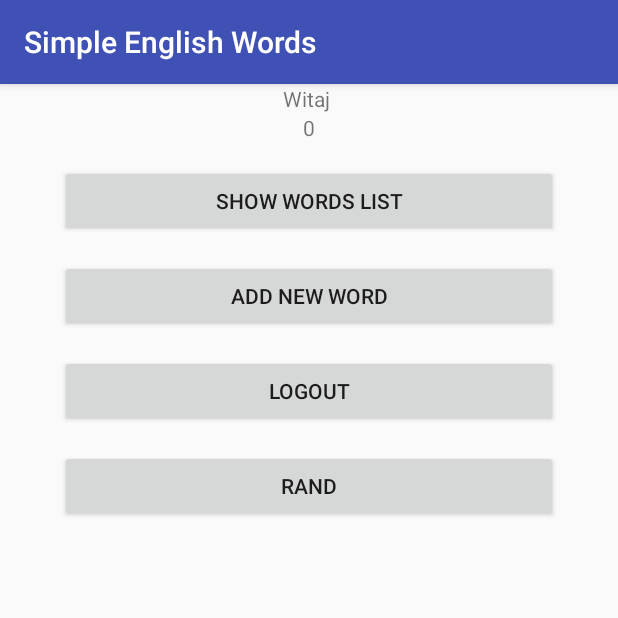
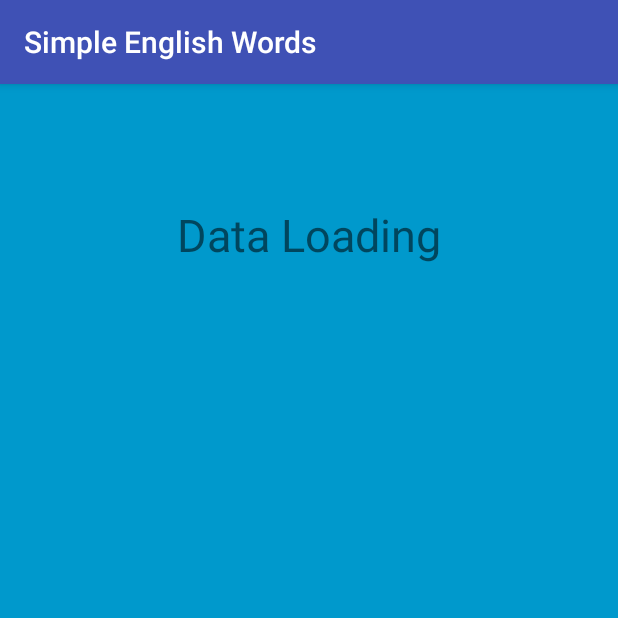
Before and after one commit to KakiriDev/Simple-English-Words, an Android app: the screen it shows after launch once a user with an empty profile is signed in (MainView before the commit, DataLoading after it), on a phone screen of 412 x 824 dp, the top half of it. Run offline under Robolectric (Android 15) with nearby library versions, the phone set to English and light mode, and no system bars; our stand-ins replace Firebase (no records; nobody signed in at launch, a user with empty details on screens opened directly); 2 statements that could not run were skipped.

Commit message:
Data Loader - uncomplited

```diff
--- a/app/src/main/AndroidManifest.xml
+++ b/app/src/main/AndroidManifest.xml
@@ -16,17 +16,15 @@
         <activity
             android:name=".AddNewWord.AddWordView"
             android:windowSoftInputMode="adjustResize" />
-        <activity android:name=".KnowWords.RandW">
-
-        </activity>
+        <activity android:name=".KnowWords.RandW"></activity>
         <activity android:name=".LoginView.LoginView">
             <intent-filter>
                 <action android:name="android.intent.action.MAIN" />
 
                 <category android:name="android.intent.category.LAUNCHER" />
             </intent-filter>
-
         </activity>
+        <activity android:name=".DataLoading"></activity>
     </application>
 
 </manifest>
--- a/app/src/main/java/com/kakiridev/simpleenglishwords/Constatus.java
+++ b/app/src/main/java/com/kakiridev/simpleenglishwords/Constatus.java
@@ -1,76 +1,12 @@
 package com.kakiridev.simpleenglishwords;
-
-import android.util.Log;
-
-import com.google.firebase.database.DataSnapshot;
-import com.google.firebase.database.DatabaseError;
-import com.google.firebase.database.DatabaseReference;
-import com.google.firebase.database.ValueEventListener;
 
 import java.util.ArrayList;
 
 public class Constatus {
-    public static boolean INITIALIZED_LISTENERS = false;
-    public static ArrayList<User> USER_LIST = new ArrayList<User>();
-    public static ArrayList<Word> WORD_LIST = new ArrayList<Word>();
-    public static ArrayList<Word> WORD_UNCOMPLITED_LIST = new ArrayList<Word>();
+    public static User LOGGED_USER = new User();  /** actually logged user **/
+    public static ArrayList<User> USER_LIST = new ArrayList<User>(); /** list of users **/
+    public static ArrayList<Word> WORD_LIST = new ArrayList<Word>(); /** list of all words **/
+    public static ArrayList<Word> WORD_UNCOMPLITED_LIST = new ArrayList<Word>(); /** list of untranslated words **/
     public static ArrayList<Word> KNOWN_WORD_LIST = new ArrayList<Word>();
     public static ArrayList<Word> UNKNOWN_WORD_LIST = new ArrayList<Word>();
-
-    public void getUsersListener(){
-        Log.d("FB", "getUsers started");
-        DatabaseReference ref = com.google.firebase.database.FirebaseDatabase.getInstance().getReference().child("Users");
-        ref.addValueEventListener(new ValueEventListener() {
-            @Override
-            public void onDataChange(DataSnapshot dataSnapshot) {
-                for (DataSnapshot dsp : dataSnapshot.getChildren()) {
-                    if (dataSnapshot.getChildren() != null) {
-                        String taskId = dsp.getKey().toString();
-                        if (dataSnapshot.child(taskId).getChildren() != null) {
-                            User userDB = dataSnapshot.child(taskId).getValue(User.class);
-                            Constatus.USER_LIST.add(userDB);
-                        }
-                    }
-                }
-                Log.d("FB", "getUsers finished, count of users: " + Constatus.USER_LIST.size() );
-            }
-
-            @Override
-            public void onCancelled(DatabaseError databaseError) {
-
-            }
-        });
-    }
-
-    public void getWordsListener() {
-        Log.d("FB", "getWords started");
-        DatabaseReference mDatabaseWords = com.google.firebase.database.FirebaseDatabase.getInstance().getReference().child("Words");
-        mDatabaseWords.addValueEventListener(new ValueEventListener() {
-            @Override
-            public void onDataChange(DataSnapshot dataSnapshot) {
-                for (DataSnapshot dsp : dataSnapshot.getChildren()) {
-                    if (dataSnapshot.getChildren() != null) {
-                        String taskId = dsp.getKey().toString();
-                        if (dataSnapshot.child(taskId).getChildren() != null) {
-                            Word wordDB = dataSnapshot.child(taskId).getValue(Word.class);
-
-                            if(wordDB.getmNazwaPl().equals("")){
-                                Constatus.WORD_UNCOMPLITED_LIST.add(wordDB);
-                            }
-                            Constatus.WORD_LIST.add(wordDB);
-                        }
-                    }
-                }
-                Log.d("FB", "getWords finished, count of words: " + Constatus.WORD_LIST.size() + ", Uncomplited: " + Constatus.WORD_UNCOMPLITED_LIST.size());
-            }
-
-            @Override
-            public void onCancelled(DatabaseError databaseError) {
-
-            }
-
-        });
-    }
-
-
 }
--- /dev/null
+++ b/app/src/main/java/com/kakiridev/simpleenglishwords/DataLoading.java
@@ -0,0 +1,267 @@
+package com.kakiridev.simpleenglishwords;
+
+import android.content.Intent;
+import android.support.v7.app.AppCompatActivity;
+import android.os.Bundle;
+import android.util.Log;
+import android.view.View;
+import android.widget.TextView;
+
+import com.google.firebase.database.DataSnapshot;
+import com.google.firebase.database.DatabaseError;
+import com.google.firebase.database.DatabaseReference;
+import com.google.firebase.database.ValueEventListener;
+
+import java.util.Random;
+
+public class DataLoading extends AppCompatActivity {
+    TextView load1, load2, load3, load4, load5, load6;
+
+    @Override
+    protected void onCreate(Bundle savedInstanceState) {
+        super.onCreate(savedInstanceState);
+        setContentView(R.layout.activity_data_loading);
+
+        textViewLoading();
+
+
+
+        checkLoadingDataFinish("");
+    }
+
+    public void textViewLoading(){
+        load1 = findViewById(R.id.load1);
+        load2 = findViewById(R.id.load2);
+        load3 = findViewById(R.id.load3);
+        load4 = findViewById(R.id.load4);
+        load5 = findViewById(R.id.load5);
+        load6 = findViewById(R.id.load6);
+    }
+
+    public void checkLoadingDataFinish(String status) {
+        switch (status) {
+            default:
+                loadUsers();
+                break; //TODO DONE
+            case "usersLoaded":
+                loadWords();
+                break; //TODO DONE
+            case "wordsLoaded":
+                getKnownWordsListener();
+                break;
+            case "":
+                loadKnownAndUnknownWords();
+                break;
+        }
+    }
+
+    //TODO DONE load1
+    public void loadUsers() {
+        load1.setText("Users Loading...");
+        load1.setVisibility(View.VISIBLE);
+        DatabaseReference ref = com.google.firebase.database.FirebaseDatabase.getInstance().getReference().child("Users");
+        ref.addValueEventListener(new ValueEventListener() {
+            @Override
+            public void onDataChange(DataSnapshot dataSnapshot) {
+
+                for (DataSnapshot dsp : dataSnapshot.getChildren()) {
+                    if (dataSnapshot.getChildren() != null) {
+                        String taskId = dsp.getKey().toString();
+                        if (dataSnapshot.child(taskId).getChildren() != null) {
+                            User userDB = dataSnapshot.child(taskId).getValue(User.class);
+                            Constatus.USER_LIST.add(userDB);
+                        }
+                    }
+                }
+
+                if ((Constatus.USER_LIST.isEmpty())) {
+                    load1.setText("0 Users Loaded");
+                } else {
+                    load1.setText(Constatus.USER_LIST.size() + " Users Loaded");
+                }
+                checkLoadingDataFinish("usersLoaded");
+
+            }
+
+            @Override
+            public void onCancelled(DatabaseError databaseError) {
+
+            }
+        });
+    }
+
+    //TODO DONE load2, load3
+    public void loadWords() {
+        load2.setText("Words Loading...");
+        load3.setText("Uncomplited Words Loading...");
+        load2.setVisibility(View.VISIBLE);
+        load3.setVisibility(View.VISIBLE);
+
+        DatabaseReference mDatabaseWords = com.google.firebase.database.FirebaseDatabase.getInstance().getReference().child("Words");
+        mDatabaseWords.addValueEventListener(new ValueEventListener() {
+            @Override
+            public void onDataChange(DataSnapshot dataSnapshot) {
+                for (DataSnapshot dsp : dataSnapshot.getChildren()) {
+                    if (dataSnapshot.getChildren() != null) {
+                        String taskId = dsp.getKey().toString();
+                        if (dataSnapshot.child(taskId).getChildren() != null) {
+                            Word wordDB = dataSnapshot.child(taskId).getValue(Word.class);
+
+                            if (wordDB.getmNazwaPl().equals("")) {
+                                Constatus.WORD_UNCOMPLITED_LIST.add(wordDB);
+                            }
+                            Constatus.WORD_LIST.add(wordDB);
+                        }
+                    }
+                }
+
+                if ((Constatus.USER_LIST.isEmpty())) {
+                    load2.setText("0 Words Loaded");
+                } else {
+                    load2.setText(Constatus.WORD_LIST.size() + " Words Loaded");
+                }
+                if ((Constatus.USER_LIST.isEmpty())) {
+                    load3.setText("0 Words Loaded");
+                } else {
+                    load3.setText(Constatus.WORD_LIST.size() + " Words Loaded");
+                }
+
+                checkLoadingDataFinish("wordsLoaded");
+            }
+
+            @Override
+            public void onCancelled(DatabaseError databaseError) {
+
+            }
+
+        });
+    }
+
+
+    //TODO
+    public boolean isKnownWords(KnownWord knownWord){
+
+        if (Constatus.UNKNOWN_WORD_LIST.isEmpty()){
+            return false;
+        } else if (Constatus.UNKNOWN_WORD_LIST.contains(knownWord)){
+            Constatus.UNKNOWN_WORD_LIST.remove(knownWord);
+            Constatus.KNOWN_WORD_LIST.add(knownWord);
+            return true;
+        }
+
+    return false;
+    }
+
+    //TODO
+    public KnownWord randNewWord() {
+        KnownWord knownWord = new KnownWord();
+        if (Constatus.WORD_LIST.size() > 0) {
+            int listSize = Constatus.WORD_LIST.size();
+            Random rand = new Random();
+            int randWord = rand.nextInt(listSize);
+
+            knownWord.setmId(Constatus.WORD_LIST.get(randWord).getmId());
+            knownWord.setmCategory(Constatus.WORD_LIST.get(randWord).getmCategory());
+            knownWord.setmNazwaEn(Constatus.WORD_LIST.get(randWord).getmNazwaEn());
+            knownWord.setmNazwaPl(Constatus.WORD_LIST.get(randWord).getmNazwaPl());
+            knownWord.setmScore(0);
+            if (isKnownWords(knownWord)){
+                return knownWord;
+            }
+        }
+        return null;
+    }
+
+    //TODO <<---
+    public void loadKnownAndUnknownWords() {
+        Log.d("FB", "getOrCreateUncomplitedWordsList started");
+        DatabaseReference ref = com.google.firebase.database.FirebaseDatabase.getInstance().getReference().child("Users").child(Constatus.LOGGED_USER.getUserId());
+        ref.addValueEventListener(new ValueEventListener() {
+            @Override
+            public void onDataChange(DataSnapshot dataSnapshot) {
+                if (dataSnapshot.hasChild("Words")) {
+                    // check count of unknown words and rand new words if need
+
+
+                    // boolean containsElement = list.contains("element 1");
+                    for (DataSnapshot dsp : dataSnapshot.child("Words").getChildren()) {
+                        if (dataSnapshot.getChildren() != null) {
+                            String taskId = dsp.getKey().toString();
+                            if (dataSnapshot.child(taskId).getChildren() != null) {
+                                Word wordDB = dataSnapshot.child(taskId).getValue(Word.class);
+                                Constatus.KNOWN_WORD_LIST.add(wordDB);
+                            }
+                        }
+                    }
+
+                } else {
+                    //rand new unknown words
+                    Constatus.UNKNOWN_WORD_LIST.addAll(Constatus.WORD_LIST);
+                }
+/**
+ for (DataSnapshot dsp : dataSnapshot.getChildren()) {
+ if (dataSnapshot.getChildren() != null) {
+ String taskId = dsp.getKey().toString();
+ if (dataSnapshot.child(taskId).getChildren() != null) {
+ User userDB = dataSnapshot.child(taskId).getValue(User.class);
+ Constatus.USER_LIST.add(userDB);
+ }
+ }
+ }
+ userListLoaded = true;
+ checkLoadingDataFinish();
+ Log.d("FB", "getUsers finished, count of users: " + Constatus.USER_LIST.size());
+ **/
+            }
+
+            @Override
+            public void onCancelled(DatabaseError databaseError) {
+
+            }
+        });
+    }
+
+
+    //TODO
+    public void getKnownWordsListener() {
+        Log.d("FB", "getKnownWords started");
+        DatabaseReference mDatabaseWords = com.google.firebase.database.FirebaseDatabase.getInstance().getReference();
+//        DatabaseReference mDatabaseWords = com.google.firebase.database.FirebaseDatabase.getInstance().getReference().child("Users").child(LOGGED_USER.getUserId());
+        mDatabaseWords.addValueEventListener(new ValueEventListener() {
+            @Override
+            public void onDataChange(DataSnapshot dataSnapshot) {
+
+
+                if (dataSnapshot.hasChild("KnownWords")) {
+                    for (DataSnapshot dsp : dataSnapshot.getChildren()) {
+                        if (dataSnapshot.getChildren() != null) {
+                            if (dataSnapshot.child("KnownWords").getChildren() != null) {
+                                KnownWord wordDB = dataSnapshot.child("KnownWords").getValue(KnownWord.class);
+
+                                if (wordDB.getmNazwaPl().equals("")) {
+                                    Constatus.KNOWN_WORD_LIST.add(wordDB);
+                                }
+                                Constatus.WORD_LIST.add(wordDB);
+                            }
+                        }
+                    }
+                }
+                Log.d("FB", "getKnownWords finished, count of words: " + Constatus.WORD_LIST.size() + ", Uncomplited: " + Constatus.WORD_UNCOMPLITED_LIST.size());
+            }
+
+            @Override
+            public void onCancelled(DatabaseError databaseError) {
+
+            }
+
+        });
+    }
+
+
+    public void startMainActivity() {
+        Intent intent = new Intent(this, MainView.class);
+        startActivity(intent);
+    }
+
+
+}
--- a/app/src/main/java/com/kakiridev/simpleenglishwords/FirebaseDatabaseUsers.java
+++ b/app/src/main/java/com/kakiridev/simpleenglishwords/FirebaseDatabaseUsers.java
@@ -12,6 +12,7 @@ import com.google.firebase.database.ValueEventListener;
 import java.util.ArrayList;
 
 public class FirebaseDatabaseUsers {
+
 
     /***********
      ** USERS **
@@ -83,11 +84,12 @@ public class FirebaseDatabaseUsers {
         ref.addListenerForSingleValueEvent(new ValueEventListener() {
             @Override
             public void onDataChange(DataSnapshot dataSnapshot) {
-                User user = new User();
-                user = getFirebaseUser();
+               // User user = new User();
+              //  user = getFirebaseUser();
 
                 DatabaseReference refUser = com.google.firebase.database.FirebaseDatabase.getInstance().getReference().child("Users");
-                refUser.child(user.userId.toString()).setValue(user);
+                refUser.child(Constatus.LOGGED_USER.userId.toString()).setValue(Constatus.LOGGED_USER);
+                //Constatus.LOGGED_USER = user;
             }
 
             @Override
--- a/app/src/main/java/com/kakiridev/simpleenglishwords/LoginView/LoginView.java
+++ b/app/src/main/java/com/kakiridev/simpleenglishwords/LoginView/LoginView.java
@@ -1,4 +1,5 @@
 package com.kakiridev.simpleenglishwords.LoginView;
+
 import android.content.Intent;
 import android.support.annotation.NonNull;
 import android.support.v7.app.AppCompatActivity;
@@ -20,27 +21,36 @@ import com.google.firebase.auth.AuthResult;
 import com.google.firebase.auth.FirebaseAuth;
 import com.google.firebase.auth.FirebaseUser;
 import com.google.firebase.auth.GoogleAuthProvider;
+import com.google.firebase.database.DataSnapshot;
+import com.google.firebase.database.DatabaseError;
+import com.google.firebase.database.DatabaseReference;
+import com.google.firebase.database.ValueEventListener;
+import com.kakiridev.simpleenglishwords.Constatus;
+import com.kakiridev.simpleenglishwords.DataLoading;
 import com.kakiridev.simpleenglishwords.FirebaseDatabase;
 import com.kakiridev.simpleenglishwords.FirebaseDatabaseUsers;
+import com.kakiridev.simpleenglishwords.KnownWord;
 import com.kakiridev.simpleenglishwords.MainView;
 import com.kakiridev.simpleenglishwords.R;
 import com.kakiridev.simpleenglishwords.User;
+import com.kakiridev.simpleenglishwords.Word;
 
 
 public class LoginView extends AppCompatActivity {
     private static final String TAG = "LoginView";
-    private static final int RC_SIGN_IN = 0 ;
+    private static final int RC_SIGN_IN = 0;
     private FirebaseAuth mAuth;
     private FirebaseAuth.AuthStateListener mAuthListener;
     private com.google.android.gms.common.SignInButton signInButton;
     private GoogleApiClient mGoogleApiClient;
+
 
     @Override
     protected void onCreate(Bundle savedInstanceState) {
         super.onCreate(savedInstanceState);
         setContentView(R.layout.activity_login);
 
-        signInButton = (com.google.android.gms.common.SignInButton)findViewById(R.id.sign_in_button);
+        signInButton = (com.google.android.gms.common.SignInButton) findViewById(R.id.sign_in_button);
 
         GoogleSignInOptions gso = new GoogleSignInOptions.Builder(GoogleSignInOptions.DEFAULT_SIGN_IN)
                 .requestIdToken(getString(R.string.default_web_client_id))
@@ -48,7 +58,7 @@ public class LoginView extends AppCompatActivity {
                 .build();
 
         mGoogleApiClient = new GoogleApiClient.Builder(this)
-                .enableAutoManage(this , new GoogleApiClient.OnConnectionFailedListener() {
+                .enableAutoManage(this, new GoogleApiClient.OnConnectionFailedListener() {
                     @Override
                     public void onConnectionFailed(@NonNull ConnectionResult connectionResult) {
 
@@ -62,13 +72,9 @@ public class LoginView extends AppCompatActivity {
         mAuthListener = new FirebaseAuth.AuthStateListener() {
             @Override
             public void onAuthStateChanged(@NonNull FirebaseAuth firebaseAuth) {
-                if(isLogedUser()) {
+                if (isLogedUser()) {
+                    loginMethod();
 
-                    //ToDo after login user
-                    startMainActivity();
-                    finish();
-                    FirebaseDatabaseUsers FB = new FirebaseDatabaseUsers();
-                    FB.addUserToFirebase();
                 }
             }
         };
@@ -80,11 +86,23 @@ public class LoginView extends AppCompatActivity {
             }
         });
     }
+    //ToDo after login user / add user to database and start DataLoading Activity
+    public void loginMethod() {
 
+        FirebaseDatabaseUsers FB = new FirebaseDatabaseUsers();
+        FB.addUserToFirebase();
+        startDataLoadingActivity();
+
+    }
+
+    //TODO start DataLoading Activity
+    public void startDataLoadingActivity() {
+        Intent intent = new Intent(this, DataLoading.class);
+        startActivity(intent);
+    }
 
     //get User from FB and convert it to User object
-    public User getUser(){
-
+    public User getUser() {
 
         FirebaseAuth mAuth = FirebaseAuth.getInstance();
         FirebaseUser userFB = mAuth.getCurrentUser();
@@ -97,30 +115,20 @@ public class LoginView extends AppCompatActivity {
         return user;
     }
 
-
-    private FirebaseUser getLogUser(){
+    private boolean isLogedUser() {
+        boolean loged = false;
         FirebaseAuth mAuth = FirebaseAuth.getInstance();
         FirebaseUser user = mAuth.getCurrentUser();
-        return user;
-    }
-
-    private boolean isLogedUser(){
-        boolean loged = false;
-        FirebaseUser user = getLogUser();
 
         if (user != null) {
-            if(user.getDisplayName() != null) {
+            if (user.getDisplayName() != null) {
+                Constatus.LOGGED_USER = getUser();
                 loged = true;
             }
         } else {
             loged = false;
         }
         return loged;
-    }
-
-    public void startMainActivity(){
-        Intent intent = new Intent(this, MainView.class);
-        startActivity(intent);
     }
 
     private void signIn() {
@@ -180,4 +188,5 @@ public class LoginView extends AppCompatActivity {
             }
         });
     }
+
 }
--- a/app/src/main/java/com/kakiridev/simpleenglishwords/MainView.java
+++ b/app/src/main/java/com/kakiridev/simpleenglishwords/MainView.java
@@ -28,7 +28,6 @@ import com.kakiridev.simpleenglishwords.ShowListWords.WordListView;
 
 import java.util.ArrayList;
 
-
 public class MainView extends AppCompatActivity implements FirebaseResponseListener {
 
     //firebase auth object
@@ -40,7 +39,6 @@ public class MainView extends AppCompatActivity implements FirebaseResponseListe
     //view objects
     private TextView textViewUserEmail;
     public TextView TV_wordsCount;
-
 
     public static ArrayList<User> userList;
 
@@ -70,29 +68,23 @@ public class MainView extends AppCompatActivity implements FirebaseResponseListe
             }
         });
 
-
-
         return words;
     }
 
-    public void initializeListeners(){
 
-        if(!Constatus.INITIALIZED_LISTENERS){
-        Constatus init = new Constatus();
-
-        init.getUsersListener();
-        init.getWordsListener();
-
-        }
-    }
 
     @Override
     protected void onCreate(Bundle savedInstanceState) {
         super.onCreate(savedInstanceState);
         setContentView(R.layout.activity_main_view);
+/****/
 
-        initializeListeners();
-
+        Log.d("logii", "--------------USER_LIST--------------: " + Constatus.USER_LIST.toString());
+        Log.d("logii", "--------------KNOWN_WORD_LIST--------------: " + Constatus.KNOWN_WORD_LIST.toString());
+        Log.d("logii", "--------------UNKNOWN_WORD_LIST--------------: " + Constatus.UNKNOWN_WORD_LIST.toString());
+        Log.d("logii", "--------------WORD_LIST--------------: " + Constatus.WORD_LIST.toString());
+        Log.d("logii", "--------------LOGGED_USER--------------: " + Constatus.LOGGED_USER.toString());
+        Log.d("logii", "--------------WORD_UNCOMPLITED_LIST--------------: " + Constatus.WORD_UNCOMPLITED_LIST.toString());
         InitializeAuth();
         if (isLogedUser()) {
             setUserFields(getLogUser());
@@ -123,6 +115,7 @@ public class MainView extends AppCompatActivity implements FirebaseResponseListe
             @Override
             public void onClick(View view) {
                 signOut();
+                Constatus.LOGGED_USER = null;
                 startActivity_LoginView();
             }
         });
--- /dev/null
+++ b/app/src/main/res/layout/activity_data_loading.xml
@@ -0,0 +1,70 @@
+<?xml version="1.0" encoding="utf-8"?>
+<LinearLayout xmlns:android="http://schemas.android.com/apk/res/android"
+    xmlns:app="http://schemas.android.com/apk/res-auto"
+    xmlns:tools="http://schemas.android.com/tools"
+    android:layout_width="match_parent"
+    android:layout_height="match_parent"
+    android:background="@android:color/holo_blue_dark"
+    android:orientation="vertical"
+    tools:context=".DataLoading">
+
+    <TextView
+        android:id="@+id/textView3"
+        android:layout_width="wrap_content"
+        android:layout_height="wrap_content"
+        android:layout_gravity="center_horizontal"
+        android:paddingBottom="30dp"
+        android:paddingTop="80dp"
+        android:text="Data Loading"
+        android:textSize="30sp" />
+
+    <TextView
+        android:id="@+id/load1"
+        android:layout_width="wrap_content"
+        android:layout_height="wrap_content"
+        android:layout_gravity="center_horizontal"
+        android:padding="8dp"
+        android:text="Load1"
+        android:visibility="invisible" />
+    <TextView
+        android:id="@+id/load2"
+        android:layout_width="wrap_content"
+        android:layout_height="wrap_content"
+        android:layout_gravity="center_horizontal"
+        android:padding="8dp"
+        android:text="Load2"
+        android:visibility="invisible" />
+    <TextView
+        android:id="@+id/load3"
+        android:layout_width="wrap_content"
+        android:layout_height="wrap_content"
+        android:layout_gravity="center_horizontal"
+        android:padding="8dp"
+        android:text="Load3"
+        android:visibility="invisible" />
+    <TextView
+        android:id="@+id/load4"
+        android:layout_width="wrap_content"
+        android:layout_height="wrap_content"
+        android:layout_gravity="center_horizontal"
+        android:padding="8dp"
+        android:text="Load4"
+        android:visibility="invisible" />
+    <TextView
+        android:id="@+id/load5"
+        android:layout_width="wrap_content"
+        android:layout_height="wrap_content"
+        android:layout_gravity="center_horizontal"
+        android:padding="8dp"
+        android:text="Load5"
+        android:visibility="invisible" />
+    <TextView
+        android:id="@+id/load6"
+        android:layout_width="wrap_content"
+        android:layout_height="wrap_content"
+        android:layout_gravity="center_horizontal"
+        android:padding="8dp"
+        android:text="Load6"
+        android:visibility="invisible" />
+
+</LinearLayout>
```
Also changed, not shown: app/src/main/java/com/kakiridev/simpleenglishwords/FirebaseDatabaseKnownWords.java (deleted, +0 -20 lines), app/src/main/java/com/kakiridev/simpleenglishwords/KnowWords/RandW.java (+1 -8 lines), app/src/main/java/com/kakiridev/simpleenglishwords/KnownWord.java (+12 -12 lines), app/src/main/java/com/kakiridev/simpleenglishwords/User.java (+9 -0 lines), app/src/main/java/com/kakiridev/simpleenglishwords/Word.java (+15 -4 lines), app/build.gradle (line endings or trailing spaces).
